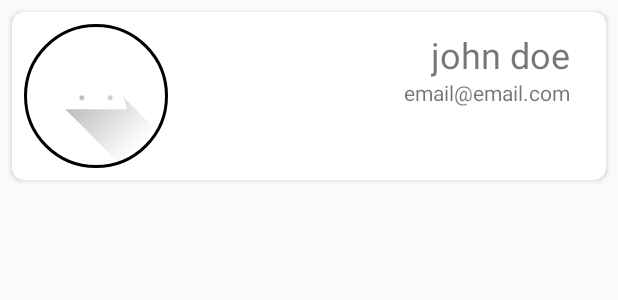
After one commit to imanfauzi29/android-challenge-four, an Android app: the layout list_user.xml on its own in the app's theme, with its tools: preview values and no code run, on a phone screen of 412 x 824 dp. The commit adds this screen. Shown: the top 300 px of the screen. Run offline under Robolectric (Android 15) with nearby library versions, the phone set to English and light mode, and no system bars.

Commit message:
show data number one

```diff
--- a/app/src/main/java/com/mycorp/javachallengefour/MainActivity.java
+++ b/app/src/main/java/com/mycorp/javachallengefour/activities/MainActivity.java
@@ -1,4 +1,4 @@
-package com.mycorp.javachallengefour;
+package com.mycorp.javachallengefour.activities;
 
 import androidx.appcompat.app.AppCompatActivity;
 
--- a/app/src/main/java/com/mycorp/javachallengefour/SplashActivity.java
+++ b/app/src/main/java/com/mycorp/javachallengefour/activities/SplashActivity.java
@@ -1,4 +1,4 @@
-package com.mycorp.javachallengefour;
+package com.mycorp.javachallengefour.activities;
 
 import androidx.appcompat.app.AppCompatActivity;
 
@@ -7,8 +7,6 @@ import android.content.Intent;
 import android.content.SharedPreferences;
 import android.os.Bundle;
 import android.os.Handler;
-import android.util.Log;
-import android.widget.ProgressBar;
 
 import com.luqman.dev.helloworld.R;
 
--- a/app/src/main/java/com/mycorp/javachallengefour/TermActivity.java
+++ b/app/src/main/java/com/mycorp/javachallengefour/activities/TermActivity.java
@@ -1,8 +1,7 @@
-package com.mycorp.javachallengefour;
+package com.mycorp.javachallengefour.activities;
 
 import androidx.appcompat.app.AppCompatActivity;
 
-import android.annotation.SuppressLint;
 import android.app.AlertDialog;
 import android.content.Context;
 import android.content.DialogInterface;
@@ -13,6 +12,7 @@ import android.widget.CheckBox;
 import android.widget.CompoundButton;
 
 import com.luqman.dev.helloworld.R;
+import com.mycorp.javachallengefour.activities.SplashActivity;
 
 public class TermActivity extends AppCompatActivity {
 
--- /dev/null
+++ b/app/src/main/res/drawable/ic_baseline_search_24.xml
@@ -0,0 +1,5 @@
+<vector android:height="36dp" android:tint="#E1E1E1"
+    android:viewportHeight="24" android:viewportWidth="24"
+    android:width="36dp" xmlns:android="http://schemas.android.com/apk/res/android">
+    <path android:fillColor="@android:color/white" android:pathData="M15.5,14h-0.79l-0.28,-0.27C15.41,12.59 16,11.11 16,9.5 16,5.91 13.09,3 9.5,3S3,5.91 3,9.5 5.91,16 9.5,16c1.61,0 3.09,-0.59 4.23,-1.57l0.27,0.28v0.79l5,4.99L20.49,19l-4.99,-5zM9.5,14C7.01,14 5,11.99 5,9.5S7.01,5 9.5,5 14,7.01 14,9.5 11.99,14 9.5,14z"/>
+</vector>
--- a/app/src/main/res/layout/activity_main.xml
+++ b/app/src/main/res/layout/activity_main.xml
@@ -4,7 +4,7 @@
     xmlns:tools="http://schemas.android.com/tools"
     android:layout_width="match_parent"
     android:layout_height="match_parent"
-    tools:context="com.mycorp.javachallengefour.MainActivity">
+    tools:context="com.mycorp.javachallengefour.activities.MainActivity">
 
     <Button
         android:id="@+id/one"
--- /dev/null
+++ b/app/src/main/res/layout/list_user.xml
@@ -0,0 +1,58 @@
+<?xml version="1.0" encoding="utf-8"?>
+
+<androidx.cardview.widget.CardView android:layout_width="match_parent"
+    android:layout_height="wrap_content"
+    xmlns:tools="http://schemas.android.com/tools"
+    android:layout_margin="8dp"
+    app:cardCornerRadius="8dp"
+    app:contentPadding="8dp"
+    android:id="@+id/users_items"
+    layout_height=""
+    xmlns:app="http://schemas.android.com/apk/res-auto"
+    layout_width=""
+    xmlns:android="http://schemas.android.com/apk/res/android">
+
+       <androidx.constraintlayout.widget.ConstraintLayout
+           android:layout_width="match_parent"
+           android:layout_height="wrap_content">
+
+           <de.hdodenhof.circleimageview.CircleImageView
+               android:id="@+id/images_profiles"
+               android:layout_width="96dp"
+               android:layout_height="96dp"
+               android:src="@drawable/ic_launcher_foreground"
+               app:civ_border_color="#FF000000"
+               app:civ_border_width="2dp"
+               tools:layout_editor_absoluteX="16dp"
+               tools:layout_editor_absoluteY="16dp"
+               app:layout_constraintStart_toStartOf="parent"
+               app:layout_constraintTop_toTopOf="parent"
+               app:layout_constraintBottom_toBottomOf="parent"/>
+
+           <TextView
+               android:id="@+id/users_names"
+               android:layout_width="wrap_content"
+               android:layout_height="wrap_content"
+               android:layout_marginTop="4dp"
+               android:layout_marginEnd="16dp"
+               android:text="john doe"
+               android:textSize="24dp"
+               app:layout_constraintEnd_toEndOf="parent"
+               app:layout_constraintHorizontal_bias="0.099"
+               app:layout_constraintStart_toEndOf="@+id/profile_image"
+               app:layout_constraintTop_toTopOf="parent" />
+
+           <TextView
+               android:id="@+id/user_email"
+               android:layout_width="wrap_content"
+               android:layout_height="wrap_content"
+               android:layout_marginTop="32dp"
+               android:layout_marginEnd="16dp"
+               android:text="email@email.com"
+               app:layout_constraintEnd_toEndOf="parent"
+               app:layout_constraintHorizontal_bias="0.525"
+               app:layout_constraintStart_toStartOf="@+id/profile_image"
+               app:layout_constraintTop_toTopOf="@+id/users_names" />
+
+       </androidx.constraintlayout.widget.ConstraintLayout>
+    </androidx.cardview.widget.CardView>
--- a/app/src/main/res/values/colors.xml
+++ b/app/src/main/res/values/colors.xml
@@ -4,4 +4,8 @@
     <color name="colorPrimaryDark">#1429AE</color>
     <color name="colorAccent">#03DAC5</color>
     <color name="white">#fff</color>
+    <color name="transparent">#00FFFFFF</color>
+    <color name="red">#E11010</color>
+    <color name="yellow">#FDD835</color>
+    <color name="green">#25D52C</color>
 </resources>
```
Also changed, not shown: app/build.gradle (+25 -3 lines), app/src/main/AndroidManifest.xml (+6 -4 lines), app/src/main/java/com/mycorp/javachallengefour/SecondActivity.java (deleted, +0 -16 lines), app/src/main/java/com/mycorp/javachallengefour/activities/SecondActivity.java (added, +56 -0 lines), app/src/main/java/com/mycorp/javachallengefour/adapters/UserAdapter.java (added, +74 -0 lines), app/src/main/java/com/mycorp/javachallengefour/models/ResponseModel.java (added, +30 -0 lines), app/src/main/java/com/mycorp/javachallengefour/models/UsersModel.java (added, +37 -0 lines), app/src/main/java/com/mycorp/javachallengefour/user/UserRepository.java (added, +13 -0 lines), app/src/main/java/com/mycorp/javachallengefour/user/UserServices.java (added, +13 -0 lines), app/src/main/java/com/mycorp/javachallengefour/utils/UserUtil.java (added, +23 -0 lines), app/src/main/res/drawable/ic_gradient.xml (added, +13 -0 lines), app/src/main/res/drawable/ic_rounded_circle.xml (added, +9 -0 lines), app/src/main/res/layout/activity_second.xml (+56 -6 lines).
